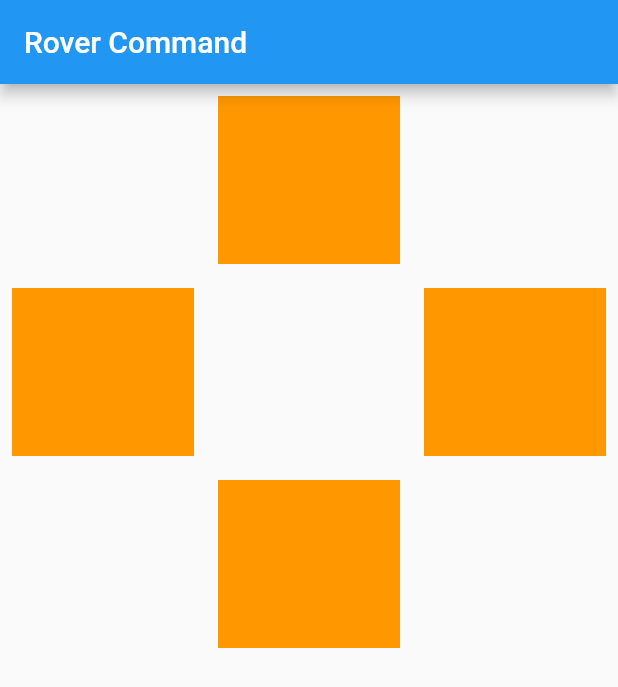
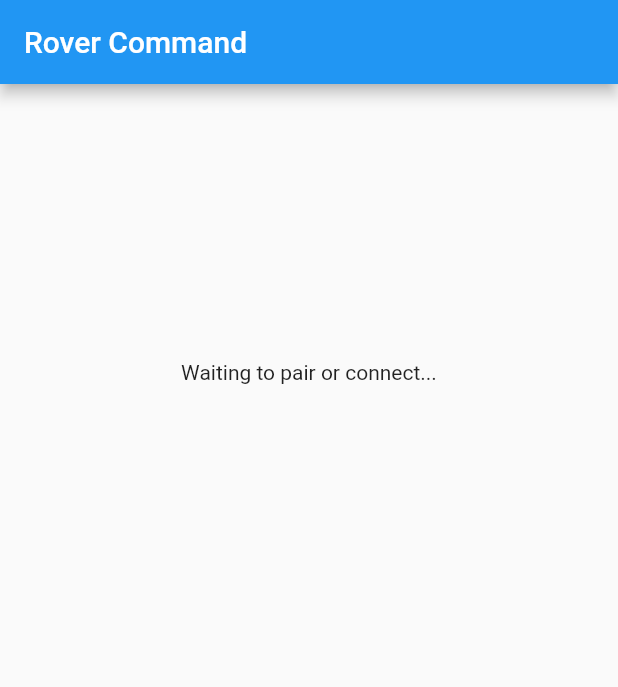
Before and after one commit to ShinyWrench/rover-controller-app, a Flutter app: the screen it shows after launch, on a phone screen of 412 x 824 dp. Shown: the top 687 px of the screen. Run offline on Flutter 3.47's test engine with Material 2 defaults, Android fonts, the light colour scheme and no system bars; our stand-ins replace flutter_bluetooth_serial; statements that could not run were skipped.

Commit message:
remove flutter_blue imports, etc.; disable sound-null-safety so flutter_bluetooth_serial works with Flutter 2.12; show bluetooth-off page when appropriate; finish button callbacks; add some connection code

```diff
--- a/lib/components/control_set.dart
+++ b/lib/components/control_set.dart
@@ -12,7 +12,7 @@ class ControlSet extends StatelessWidget {
           Expanded(
             child: Row(
               children: [
-                ControlButton(color: null),
+                ControlButton(),
                 ControlButton(
                   color: Colors.orange,
                   onPressed: () => _commandSender.move(1),
@@ -28,17 +28,23 @@ class ControlSet extends StatelessWidget {
                   color: Colors.orange,
                   onPressed: () => _commandSender.turn(-1),
                 ),
-                ControlButton(color: null),
-                ControlButton(color: Colors.orange),
+                ControlButton(),
+                ControlButton(
+                  color: Colors.orange,
+                  onPressed: () => _commandSender.turn(1),
+                ),
               ],
             ),
           ),
           Expanded(
             child: Row(
               children: [
-                ControlButton(color: null),
-                ControlButton(color: Colors.orange),
-                ControlButton(color: null),
+                ControlButton(),
+                ControlButton(
+                  color: Colors.orange,
+                  onPressed: () => _commandSender.move(-1),
+                ),
+                ControlButton(),
               ],
             ),
           ),
--- a/lib/main.dart
+++ b/lib/main.dart
@@ -1,4 +1,6 @@
 import 'package:flutter/material.dart';
+import 'package:flutter_bluetooth_serial/flutter_bluetooth_serial.dart';
+import 'package:rover_controller_app/pages/bluetooth_off_page.dart';
 import 'package:rover_controller_app/pages/control_page.dart';
 
 const APP_NAME = 'Rover Controller';
@@ -8,10 +10,6 @@ void main() {
 }
 
 class MyApp extends StatelessWidget {
-  MyApp() {
-    // TODO: Do Bluetooth init here
-  }
-
   @override
   Widget build(BuildContext context) {
     return MaterialApp(
@@ -20,7 +18,28 @@ class MyApp extends StatelessWidget {
         primarySwatch: Colors.blue,
       ),
       // TODO: use StreamBuilder here like in flutter_blue example
-      home: ControlPage(),
+      home: FutureBuilder<BluetoothState>(
+          future: FlutterBluetoothSerial.instance.state,
+          builder: (c, snapshot) {
+            if (snapshot.hasData) {
+              if (snapshot.data == BluetoothState.STATE_ON) {
+                return ControlPage();
+              } else {
+                return BluetoothOffPage(state: snapshot.data);
+              }
+            } else if (snapshot.hasError) {
+              print("Bluetooth error");
+              return BluetoothOffPage(state: BluetoothState.UNKNOWN);
+            } else {
+              return Scaffold(
+                body: Center(
+                  child: Text('Please wait'),
+                ),
+              );
+            }
+          }),
     );
   }
 }
+
+        // snapshot.data == BluetoothState.STATE_ON
--- a/lib/pages/bluetooth_off_page.dart
+++ b/lib/pages/bluetooth_off_page.dart
@@ -4,7 +4,7 @@ import 'package:flutter_bluetooth_serial/flutter_bluetooth_serial.dart';
 class BluetoothOffPage extends StatelessWidget {
   BluetoothOffPage({required this.state});
 
-  final BluetoothState state;
+  final BluetoothState? state;
 
   @override
   Widget build(BuildContext context) {
--- a/lib/pages/control_page.dart
+++ b/lib/pages/control_page.dart
@@ -1,9 +1,36 @@
 import 'package:flutter/material.dart';
+import 'package:flutter/services.dart';
+import 'package:flutter_bluetooth_serial/flutter_bluetooth_serial.dart';
 import 'package:rover_controller_app/components/control_set.dart';
 
 const PAGE_TITLE = 'Rover Command';
 
-class ControlPage extends StatelessWidget {
+class ControlPage extends StatefulWidget {
+  @override
+  _ControlPageState createState() => _ControlPageState();
+}
+
+class _ControlPageState extends State<ControlPage> {
+  bool _pairedWithRover = false;
+  bool _connectedToRover = false;
+
+  @override
+  void initState() {
+    super.initState();
+    _searchAndConnect();
+  }
+
+  // Future<void> _searchAndConnect() async {
+  //   try {
+  //     List<BluetoothDevice> devices =
+  //         await FlutterBluetoothSerial.instance.getBondedDevices();
+  //     if(devices.map((device) => device.name).contains('Blue Rover'))
+  //
+  //   } on PlatformException {
+  //     print("_searchAndConnect error");
+  //   }
+  // }
+
   @override
   Widget build(BuildContext context) {
     return Scaffold(
@@ -12,7 +39,13 @@ class ControlPage extends StatelessWidget {
       ),
       body: Column(
         children: [
-          ControlSet(),
+          _connectedToRover
+              ? ControlSet()
+              : Expanded(
+                  child: Center(
+                    child: Text('Waiting to pair or connect...'),
+                  ),
+                ),
           Expanded(
               child: Row(
             children: [],
--- a/pubspec.yaml
+++ b/pubspec.yaml
@@ -11,8 +11,6 @@ environment:
 dependencies:
     flutter:
         sdk: flutter
-    flutter_blue: 0.8.0
-
     cupertino_icons: ^1.0.2
     flutter_bluetooth_serial: ^0.2.2
 
```
Also changed, not shown: pubspec.lock.
